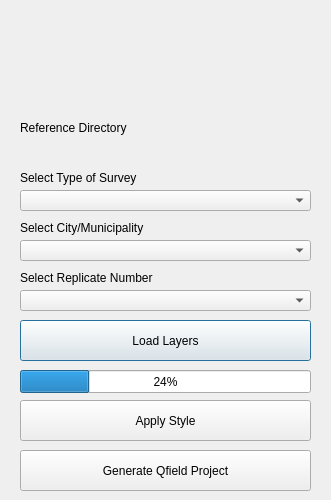
Before: the Qt Designer form loader_dialog.ui in Syano18/GeoFASU_Mod, drawn with Qt 5.
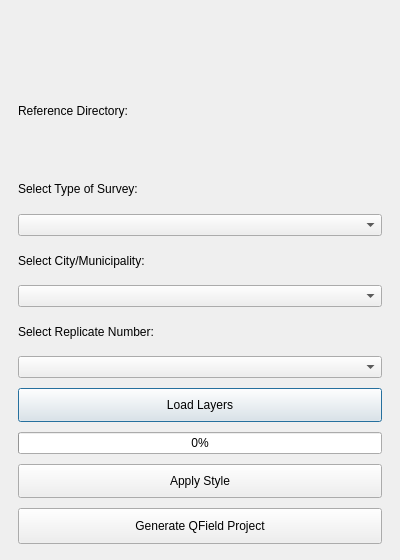
After: the same form once the commit is applied. Icons and pictures are not drawn. Custom widgets are drawn as their Qt base class.

```diff
--- a/loader_dialog.ui
+++ b/loader_dialog.ui
@@ -6,26 +6,47 @@
    <rect>
     <x>0</x>
     <y>0</y>
-    <width>331</width>
-    <height>500</height>
+    <width>400</width>
+    <height>560</height>
    </rect>
   </property>
+  <property name="minimumSize">
+   <size>
+    <width>370</width>
+    <height>540</height>
+   </size>
+  </property>
   <property name="windowTitle">
    <string>Load and Generate Qfield</string>
   </property>
+  <layout class="QVBoxLayout" name="mainLayout">
+   <property name="spacing">
+    <number>10</number>
+   </property>
+   <property name="leftMargin">
+    <number>18</number>
+   </property>
+   <property name="topMargin">
+    <number>16</number>
+   </property>
+   <property name="rightMargin">
+    <number>18</number>
+   </property>
+   <property name="bottomMargin">
+    <number>16</number>
+   </property>
+   <item>
   <widget class="QLabel" name="iconLabel">
-   <property name="geometry">
-    <rect>
-     <x>10</x>
-     <y>20</y>
-     <width>305</width>
-     <height>80</height>
-    </rect>
-   </property>
    <property name="minimumSize">
     <size>
-     <width>64</width>
-     <height>64</height>
+       <width>0</width>
+       <height>70</height>
+      </size>
+     </property>
+     <property name="maximumSize">
+      <size>
+       <width>16777215</width>
+       <height>85</height>
     </size>
    </property>
    <property name="text">
@@ -34,154 +55,117 @@
    <property name="pixmap">
     <pixmap>icons/logo.png</pixmap>
    </property>
-  </widget>
+     <property name="scaledContents">
+      <bool>false</bool>
+     </property>
+     <property name="alignment">
+      <set>Qt::AlignCenter</set>
+     </property>
+    </widget>
+   </item>
+   <item>
+    <widget class="QLabel" name="label">
+     <property name="text">
+      <string>Reference Directory:</string>
+     </property>
+    </widget>
+   </item>
+   <item>
   <widget class="QgsFileWidget" name="fileWidget">
-   <property name="geometry">
-    <rect>
-     <x>20</x>
-     <y>140</y>
-     <width>291</width>
-     <height>20</height>
-    </rect>
-   </property>
    <property name="storageMode">
     <enum>QgsFileWidget::GetDirectory</enum>
    </property>
   </widget>
-  <widget class="QLabel" name="label">
-   <property name="geometry">
-    <rect>
-     <x>20</x>
-     <y>120</y>
-     <width>131</width>
-     <height>16</height>
-    </rect>
-   </property>
-   <property name="text">
-    <string>Reference Directory</string>
-   </property>
-  </widget>
-  <widget class="QProgressBar" name="progbar">
-   <property name="geometry">
-    <rect>
-     <x>20</x>
-     <y>370</y>
-     <width>291</width>
-     <height>23</height>
-    </rect>
-   </property>
-   <property name="value">
-    <number>24</number>
-   </property>
-  </widget>
-  <widget class="QPushButton" name="loadbtn">
-   <property name="geometry">
-    <rect>
-     <x>20</x>
-     <y>320</y>
-     <width>291</width>
-     <height>41</height>
-    </rect>
-   </property>
-   <property name="text">
-    <string>Load Layers</string>
-   </property>
-  </widget>
-  <widget class="QComboBox" name="comboxNOS">
-   <property name="geometry">
-    <rect>
-     <x>20</x>
-     <y>190</y>
-     <width>291</width>
-     <height>21</height>
-    </rect>
-   </property>
-  </widget>
+   </item>
+   <item>
   <widget class="QLabel" name="label_4">
-   <property name="geometry">
-    <rect>
-     <x>20</x>
-     <y>170</y>
-     <width>131</width>
-     <height>16</height>
-    </rect>
-   </property>
    <property name="text">
-    <string>Select Type of Survey</string>
-   </property>
-  </widget>
-  <widget class="QComboBox" name="comboxMun">
-   <property name="geometry">
-    <rect>
-     <x>20</x>
-     <y>240</y>
-     <width>291</width>
-     <height>21</height>
-    </rect>
-   </property>
-  </widget>
+      <string>Select Type of Survey:</string>
+     </property>
+    </widget>
+   </item>
+   <item>
+    <widget class="QComboBox" name="comboxNOS"/>
+   </item>
+   <item>
   <widget class="QLabel" name="lanb">
-   <property name="geometry">
-    <rect>
-     <x>20</x>
-     <y>220</y>
-     <width>151</width>
-     <height>16</height>
-    </rect>
-   </property>
+     <property name="text">
+      <string>Select City/Municipality:</string>
+     </property>
+    </widget>
+   </item>
+   <item>
+    <widget class="QComboBox" name="comboxMun"/>
+   </item>
+   <item>
+    <widget class="QLabel" name="lanb_2">
    <property name="text">
-    <string>Select City/Municipality</string>
-   </property>
-  </widget>
+      <string>Select Replicate Number:</string>
+     </property>
+    </widget>
+   </item>
+   <item>
+    <widget class="QComboBox" name="comboxRep"/>
+   </item>
+   <item>
+    <widget class="QPushButton" name="loadbtn">
+     <property name="minimumSize">
+      <size>
+       <width>0</width>
+       <height>34</height>
+      </size>
+     </property>
+     <property name="cursor">
+      <cursorShape>PointingHandCursor</cursorShape>
+     </property>
+     <property name="text">
+      <string>Load Layers</string>
+     </property>
+    </widget>
+   </item>
+   <item>
+    <widget class="QProgressBar" name="progbar">
+     <property name="value">
+      <number>0</number>
+     </property>
+     <property name="alignment">
+      <set>Qt::AlignCenter</set>
+     </property>
+    </widget>
+   </item>
+   <item>
   <widget class="QPushButton" name="aplqml">
-   <property name="geometry">
-    <rect>
-     <x>20</x>
-     <y>400</y>
-     <width>291</width>
-     <height>41</height>
-    </rect>
+     <property name="minimumSize">
+      <size>
+       <width>0</width>
+       <height>34</height>
+      </size>
+     </property>
+     <property name="cursor">
+      <cursorShape>PointingHandCursor</cursorShape>
    </property>
    <property name="text">
     <string>Apply Style</string>
    </property>
   </widget>
+   </item>
+   <item>
   <widget class="QPushButton" name="genrate">
-   <property name="geometry">
-    <rect>
-     <x>20</x>
-     <y>450</y>
-     <width>291</width>
-     <height>41</height>
-    </rect>
-   </property>
-   <property name="text">
-    <string>Generate Qfield Project</string>
-   </property>
-  </widget>
-  <widget class="QLabel" name="lanb_2">
-   <property name="geometry">
-    <rect>
-     <x>20</x>
-     <y>270</y>
-     <width>151</width>
-     <height>16</height>
-    </rect>
-   </property>
+     <property name="minimumSize">
+      <size>
+       <width>0</width>
+       <height>36</height>
+      </size>
+     </property>
+     <property name="cursor">
+      <cursorShape>PointingHandCursor</cursorShape>
+     </property>
    <property name="text">
-    <string>Select Replicate Number</string>
-   </property>
-  </widget>
-  <widget class="QComboBox" name="comboxRep">
-   <property name="geometry">
-    <rect>
-     <x>20</x>
-     <y>290</y>
-     <width>291</width>
-     <height>21</height>
-    </rect>
-   </property>
-  </widget>
+      <string>Generate QField Project</string>
+     </property>
+    </widget>
+   </item>
+  </layout>
  </widget>
  <customwidgets>
   <customwidget>
```
Left out of the diff: 2 changed lines with no effect on the pictures. Lines whose indentation alone changed are shown as unchanged.
